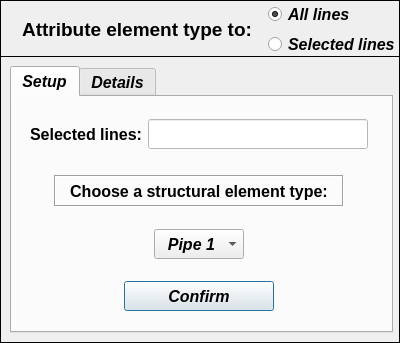
Old version of the form data/user_input/ui/Model/Setup/Structural/structuralElementTypeInput.ui in the repository open-pulse/OpenPulse.
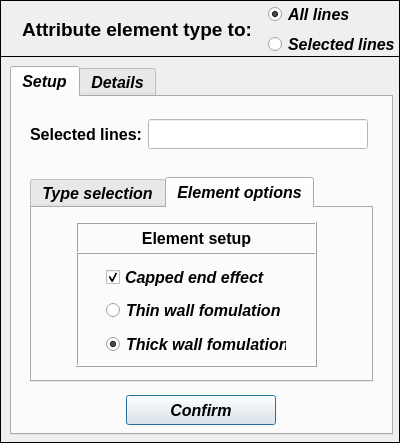
New version of the form. The open tabs and pages were chosen to show the change.

Commit message: Performance enhancement #86 + Element options

What changed in the file:
```diff
--- a/data/user_input/ui/Model/Setup/Structural/structuralElementTypeInput.ui
+++ b/data/user_input/ui/Model/Setup/Structural/structuralElementTypeInput.ui
@@ -10,7 +10,7 @@
     <x>0</x>
     <y>0</y>
     <width>400</width>
-    <height>343</height>
+    <height>443</height>
    </rect>
   </property>
   <property name="sizePolicy">
@@ -22,13 +22,13 @@
   <property name="minimumSize">
    <size>
     <width>400</width>
-    <height>343</height>
+    <height>443</height>
    </size>
   </property>
   <property name="maximumSize">
    <size>
     <width>400</width>
-    <height>343</height>
+    <height>443</height>
    </size>
   </property>
   <property name="contextMenuPolicy">
@@ -46,7 +46,7 @@
      <x>0</x>
      <y>56</y>
      <width>400</width>
-     <height>287</height>
+     <height>387</height>
     </rect>
    </property>
    <property name="sizePolicy">
@@ -58,13 +58,13 @@
    <property name="minimumSize">
     <size>
      <width>400</width>
-     <height>287</height>
+     <height>387</height>
     </size>
    </property>
    <property name="maximumSize">
     <size>
      <width>400</width>
-     <height>287</height>
+     <height>387</height>
     </size>
    </property>
    <property name="font">
@@ -85,7 +85,7 @@
       <x>10</x>
       <y>10</y>
       <width>383</width>
-      <height>267</height>
+      <height>369</height>
      </rect>
     </property>
     <property name="minimumSize">
@@ -116,130 +116,11 @@
      <attribute name="title">
       <string>Setup</string>
      </attribute>
-     <widget class="QComboBox" name="comboBox">
-      <property name="geometry">
-       <rect>
-        <x>142</x>
-        <y>132</y>
-        <width>90</width>
-        <height>30</height>
-       </rect>
-      </property>
-      <property name="minimumSize">
-       <size>
-        <width>90</width>
-        <height>30</height>
-       </size>
-      </property>
-      <property name="maximumSize">
-       <size>
-        <width>90</width>
-        <height>30</height>
-       </size>
-      </property>
-      <property name="font">
-       <font>
-        <family>Arial</family>
-        <pointsize>12</pointsize>
-        <weight>75</weight>
-        <italic>true</italic>
-        <bold>true</bold>
-       </font>
-      </property>
-      <property name="layoutDirection">
-       <enum>Qt::LeftToRight</enum>
-      </property>
-      <property name="autoFillBackground">
-       <bool>false</bool>
-      </property>
-      <property name="styleSheet">
-       <string notr="true"/>
-      </property>
-      <property name="currentText">
-       <string>  Pipe 1</string>
-      </property>
-      <property name="currentIndex">
-       <number>0</number>
-      </property>
-      <property name="maxCount">
-       <number>500</number>
-      </property>
-      <property name="insertPolicy">
-       <enum>QComboBox::InsertAtBottom</enum>
-      </property>
-      <property name="sizeAdjustPolicy">
-       <enum>QComboBox::AdjustToMinimumContentsLength</enum>
-      </property>
-      <property name="duplicatesEnabled">
-       <bool>false</bool>
-      </property>
-      <item>
-       <property name="text">
-        <string>  Pipe 1</string>
-       </property>
-      </item>
-      <item>
-       <property name="text">
-        <string>  Pipe 2</string>
-       </property>
-      </item>
-      <item>
-       <property name="text">
-        <string>Beam_1</string>
-       </property>
-      </item>
-     </widget>
-     <widget class="QLabel" name="label_2">
-      <property name="geometry">
-       <rect>
-        <x>42</x>
-        <y>78</y>
-        <width>290</width>
-        <height>32</height>
-       </rect>
-      </property>
-      <property name="minimumSize">
-       <size>
-        <width>290</width>
-        <height>32</height>
-       </size>
-      </property>
-      <property name="maximumSize">
-       <size>
-        <width>290</width>
-        <height>32</height>
-       </size>
-      </property>
-      <property name="font">
-       <font>
-        <family>Arial</family>
-        <pointsize>12</pointsize>
-        <weight>75</weight>
-        <italic>false</italic>
-        <bold>true</bold>
-       </font>
-      </property>
-      <property name="frameShape">
-       <enum>QFrame::Box</enum>
-      </property>
-      <property name="frameShadow">
-       <enum>QFrame::Sunken</enum>
-      </property>
-      <property name="midLineWidth">
-       <number>0</number>
-      </property>
-      <property name="text">
-       <string>Choose a structural element type:</string>
-      </property>
-      <property name="alignment">
-       <set>Qt::AlignCenter</set>
-      </property>
-     </widget>
      <widget class="QPushButton" name="pushButton_confirm">
       <property name="geometry">
        <rect>
-        <x>112</x>
-        <y>184</y>
+        <x>114</x>
+        <y>298</y>
         <width>150</width>
         <height>30</height>
        </rect>
@@ -356,6 +237,330 @@
        <set>Qt::AlignCenter</set>
       </property>
      </widget>
+     <widget class="QTabWidget" name="tabWidget_selection_options">
+      <property name="geometry">
+       <rect>
+        <x>18</x>
+        <y>80</y>
+        <width>343</width>
+        <height>205</height>
+       </rect>
+      </property>
+      <property name="minimumSize">
+       <size>
+        <width>343</width>
+        <height>205</height>
+       </size>
+      </property>
+      <property name="maximumSize">
+       <size>
+        <width>343</width>
+        <height>205</height>
+       </size>
+      </property>
+      <property name="currentIndex">
+       <number>0</number>
+      </property>
+      <widget class="QWidget" name="tab_type_selection">
+       <attribute name="title">
+        <string>Type selection</string>
+       </attribute>
+       <widget class="QComboBox" name="comboBox">
+        <property name="geometry">
+         <rect>
+          <x>124</x>
+          <y>100</y>
+          <width>90</width>
+          <height>30</height>
+         </rect>
+        </property>
+        <property name="minimumSize">
+         <size>
+          <width>90</width>
+          <height>30</height>
+         </size>
+        </property>
+        <property name="maximumSize">
+         <size>
+          <width>90</width>
+          <height>30</height>
+         </size>
+        </property>
+        <property name="font">
+         <font>
+          <family>Arial</family>
+          <pointsize>12</pointsize>
+          <weight>75</weight>
+          <italic>true</italic>
+          <bold>true</bold>
+         </font>
+        </property>
+        <property name="layoutDirection">
+         <enum>Qt::LeftToRight</enum>
+        </property>
+        <property name="autoFillBackground">
+         <bool>false</bool>
+        </property>
+        <property name="styleSheet">
+         <string notr="true"/>
+        </property>
+        <property name="currentText">
+         <string>  Pipe 1</string>
+        </property>
+        <property name="currentIndex">
+         <number>0</number>
+        </property>
+        <property name="maxCount">
+         <number>500</number>
+        </property>
+        <property name="insertPolicy">
+         <enum>QComboBox::InsertAtBottom</enum>
+        </property>
+        <property name="sizeAdjustPolicy">
+         <enum>QComboBox::AdjustToMinimumContentsLength</enum>
+        </property>
+        <property name="duplicatesEnabled">
+         <bool>false</bool>
+        </property>
+        <item>
+         <property name="text">
+          <string>  Pipe 1</string>
+         </property>
+        </item>
+        <item>
+         <property name="text">
+          <string>  Pipe 2</string>
+         </property>
+        </item>
+        <item>
+         <property name="text">
+          <string>Beam_1</string>
+         </property>
+        </item>
+       </widget>
+       <widget class="QLabel" name="label_2">
+        <property name="geometry">
+         <rect>
+          <x>24</x>
+          <y>34</y>
+          <width>290</width>
+          <height>32</height>
+         </rect>
+        </property>
+        <property name="minimumSize">
+         <size>
+          <width>290</width>
+          <height>32</height>
+         </size>
+        </property>
+        <property name="maximumSize">
+         <size>
+          <width>290</width>
+          <height>32</height>
+         </size>
+        </property>
+        <property name="font">
+         <font>
+          <family>Arial</family>
+          <pointsize>12</pointsize>
+          <weight>75</weight>
+          <italic>false</italic>
+          <bold>true</bold>
+         </font>
+        </property>
+        <property name="frameShape">
+         <enum>QFrame::Box</enum>
+        </property>
+        <property name="frameShadow">
+         <enum>QFrame::Sunken</enum>
+        </property>
+        <property name="midLineWidth">
+         <number>0</number>
+        </property>
+        <property name="text">
+         <string>Choose a structural element type:</string>
+        </property>
+        <property name="alignment">
+         <set>Qt::AlignCenter</set>
+        </property>
+       </widget>
+      </widget>
+      <widget class="QWidget" name="tab_element_options">
+       <attribute name="title">
+        <string>Element options</string>
+       </attribute>
+       <widget class="QLabel" name="label_5">
+        <property name="geometry">
+         <rect>
+          <x>44</x>
+          <y>14</y>
+          <width>241</width>
+          <height>32</height>
+         </rect>
+        </property>
+        <property name="minimumSize">
+         <size>
+          <width>241</width>
+          <height>32</height>
+         </size>
+        </property>
+        <property name="maximumSize">
+         <size>
+          <width>241</width>
+          <height>32</height>
+         </size>
+        </property>
+        <property name="font">
+         <font>
+          <family>Arial</family>
+          <pointsize>12</pointsize>
+          <weight>75</weight>
+          <italic>false</italic>
+          <bold>true</bold>
+         </font>
+        </property>
+        <property name="frameShape">
+         <enum>QFrame::Box</enum>
+        </property>
+        <property name="frameShadow">
+         <enum>QFrame::Raised</enum>
+        </property>
+        <property name="midLineWidth">
+         <number>0</number>
+        </property>
+        <property name="text">
+         <string>Element setup</string>
+        </property>
+        <property name="alignment">
+         <set>Qt::AlignCenter</set>
+        </property>
+       </widget>
+       <widget class="QFrame" name="frame_3">
+        <property name="geometry">
+         <rect>
+          <x>44</x>
+          <y>44</y>
+          <width>241</width>
+          <height>115</height>
+         </rect>
+        </property>
+        <property name="minimumSize">
+         <size>
+          <width>241</width>
+          <height>0</height>
+         </size>
+        </property>
+        <property name="maximumSize">
+         <size>
+          <width>241</width>
+          <height>16777215</height>
+         </size>
+        </property>
+        <property name="frameShape">
+         <enum>QFrame::Box</enum>
+        </property>
+        <property name="frameShadow">
+         <enum>QFrame::Raised</enum>
+        </property>
+        <widget class="QRadioButton" name="radioButton_thin_wall_formulation">
+         <property name="geometry">
+          <rect>
+           <x>30</x>
+           <y>44</y>
+           <width>180</width>
+           <height>28</height>
+          </rect>
+         </property>
+         <property name="minimumSize">
+          <size>
+           <width>180</width>
+           <height>28</height>
+          </size>
+         </property>
+         <property name="maximumSize">
+          <size>
+           <width>180</width>
+           <height>28</height>
+          </size>
+         </property>
+         <property name="font">
+          <font>
+           <pointsize>12</pointsize>
+           <italic>true</italic>
+          </font>
+         </property>
+         <property name="text">
+          <string>Thin wall fomulation</string>
+         </property>
+         <property name="checked">
+          <bool>false</bool>
+         </property>
+        </widget>
+        <widget class="QRadioButton" name="radioButton_thick_wall_formulation">
+         <property name="geometry">
+          <rect>
+           <x>30</x>
+           <y>78</y>
+           <width>180</width>
+           <height>28</height>
+          </rect>
+         </property>
+         <property name="minimumSize">
+          <size>
+           <width>180</width>
+           <height>28</height>
+          </size>
+         </property>
+         <property name="maximumSize">
+          <size>
+           <width>180</width>
+           <height>28</height>
+          </size>
+         </property>
+         <property name="font">
+          <font>
+           <pointsize>12</pointsize>
+           <italic>true</italic>
+          </font>
+         </property>
+         <property name="text">
+          <string>Thick wall fomulation</string>
+         </property>
+         <property name="checked">
+          <bool>true</bool>
+         </property>
+        </widget>
+        <widget class="QCheckBox" name="checkBox_capped_end">
+         <property name="geometry">
+          <rect>
+           <x>30</x>
+           <y>10</y>
+           <width>180</width>
+           <height>30</height>
+          </rect>
+         </property>
+         <property name="minimumSize">
+          <size>
+           <width>180</width>
+           <height>30</height>
+          </size>
+         </property>
+         <property name="maximumSize">
+          <size>
+           <width>180</width>
+           <height>30</height>
+          </size>
+         </property>
+         <property name="text">
+          <string>Capped end effect</string>
+         </property>
+         <property name="checked">
+          <bool>true</bool>
+         </property>
+        </widget>
+       </widget>
+      </widget>
+     </widget>
     </widget>
     <widget class="QWidget" name="tab_2">
      <attribute name="title">
```
Left out of the diff: 8 changed lines with no effect on the pictures. The commit also changes 14 other files.
